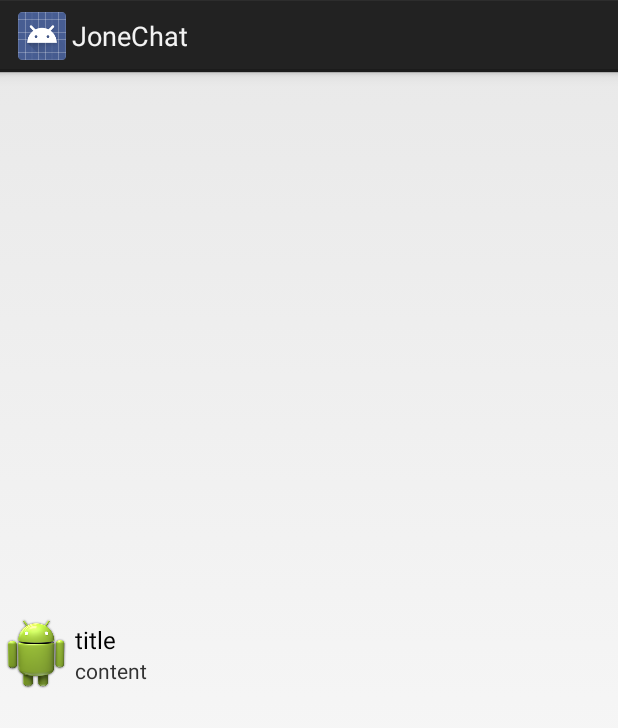
After one commit to jonesun/JoneChat, an Android app: the layout layout_notification.xml on its own in the app's theme, with its tools: preview values and no code run, on a phone screen of 412 x 824 dp. The commit adds this screen. Shown: the top 728 px of the screen. Run offline under Robolectric (Android 15) with nearby library versions, the phone set to English and light mode, and no system bars.

Commit message:
简单的文字聊天实现

```diff
--- a/app/src/main/java/com/jone/chat/adapter/UserExpandableListAdapter.java
+++ b/app/src/main/java/com/jone/chat/adapter/UserExpandableListAdapter.java
@@ -87,7 +87,7 @@ public class UserExpandableListAdapter extends BaseExpandableListAdapter {
             public void onClick(View v) {
                 Intent intent = new Intent();
 
-                intent.putExtra("user", user);
+                intent.putExtra("fromUser", user);
                 intent.setClass(context, ChatRoomActivity.class);
                 context.startActivity(intent);
 //                childInfoNo.setVisibility(View.GONE);
--- /dev/null
+++ b/app/src/main/res/layout/layout_notification.xml
@@ -0,0 +1,33 @@
+<?xml version="1.0" encoding="utf-8"?>
+
+<LinearLayout xmlns:android="http://schemas.android.com/apk/res/android"
+    android:orientation="horizontal" android:layout_width="match_parent"
+    android:layout_height="match_parent"
+    android:gravity="center">
+    <ImageView
+        android:layout_width="wrap_content"
+        android:layout_height="wrap_content"
+        android:src="@drawable/ic_launcher"/>
+    <LinearLayout
+        android:layout_width="match_parent"
+        android:layout_height="match_parent"
+        android:orientation="vertical"
+        android:layout_marginLeft="2dp"
+        android:gravity="center_vertical">
+        <TextView
+            android:id="@+id/txtTile"
+            android:layout_width="wrap_content"
+            android:layout_height="wrap_content"
+            android:text="title"
+            android:textColor="@android:color/black"
+            android:textSize="16sp"/>
+        <TextView
+            android:layout_width="wrap_content"
+            android:layout_height="wrap_content"
+            android:id="@+id/txtContent"
+            android:ellipsize="end"
+            android:singleLine="true"
+            android:text="content"/>
+    </LinearLayout>
+
+</LinearLayout>
```
Also changed, not shown: app/src/main/java/com/jone/chat/ChatMainActivity.java (+51 -2 lines), app/src/main/java/com/jone/chat/bean/CommunicationBean.java (+15 -15 lines), app/src/main/java/com/jone/chat/service/CoreService.java (+48 -12 lines), app/src/main/java/com/jone/chat/ui/activity/ChatRoomActivity.java (+16 -10 lines), app/src/main/java/com/jone/chat/util/SystemUtil.java (+9 -0 lines), app/src/main/res/layout/activity_chat_main.xml (+8 -0 lines), app/src/main/aidl/com/jone/chat/service/ICoreService.aidl.
